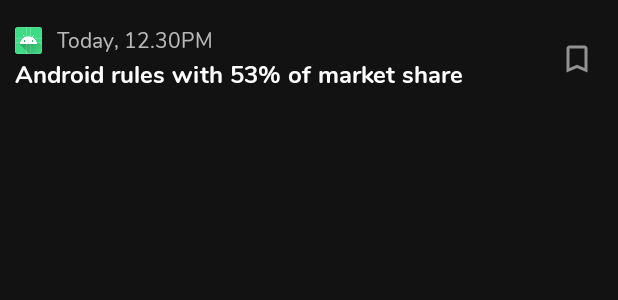
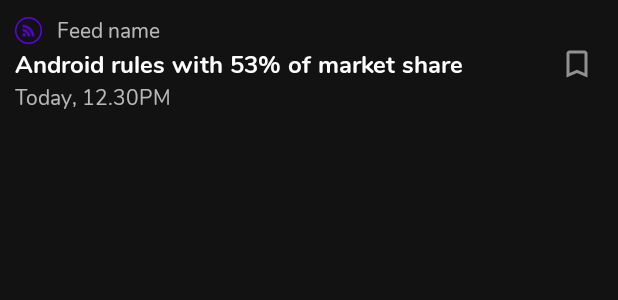
Before and after one commit to Susheelkaram/Reeder, an Android app: the layout item_article.xml on its own in the app's theme, with its tools: preview values and no code run, on a phone screen of 412 x 824 dp. Shown: the top 300 px of the screen. Run offline under Robolectric (Android 15) with nearby library versions, the phone set to English and light mode, and no system bars.

Commit message:
Displaying Feed name in Article list item + Added empty view for Article list in Home

```diff
--- a/app/src/main/java/com/susheelkaram/myread/adapter/FeedListAdapter.kt
+++ b/app/src/main/java/com/susheelkaram/myread/adapter/FeedListAdapter.kt
@@ -50,6 +50,7 @@
                 .load(feed.imageUrl)
                 .circleCrop()
                 .transition(DrawableTransitionOptions.withCrossFade())
+                .fallback(R.drawable.rss_feed_default_logo)
                 .into(holder.feedImage)
         }
     }
--- a/app/src/main/res/layout/item_article.xml
+++ b/app/src/main/res/layout/item_article.xml
@@ -14,21 +14,23 @@
         android:orientation="vertical">
 
         <LinearLayout
-            android:layout_width="wrap_content"
+            android:layout_width="match_parent"
             android:layout_height="wrap_content"
-            android:orientation="horizontal"
-            android:gravity="center_vertical">
+            android:gravity="center_vertical"
+            android:orientation="horizontal">
+
             <ImageView
                 android:id="@+id/img_FeedLogo"
                 android:layout_width="18sp"
                 android:layout_height="18dp"
-                android:src="@mipmap/ic_launcher"
-                android:layout_marginEnd="10dp"/>
+                android:layout_marginEnd="10dp"
+                android:src="@drawable/rss_feed_default_logo" />
+
             <TextView
-                android:id="@+id/txt_ArticleTimestamp"
-                android:text="Today, 12.30PM"
+                android:id="@+id/txt_FeedName"
                 android:layout_width="wrap_content"
-                android:layout_height="wrap_content"/>
+                android:layout_height="wrap_content"
+                android:text="Feed name" />
         </LinearLayout>
 
         <TextView
@@ -37,6 +39,11 @@
             android:layout_height="wrap_content"
             style="@style/articleTitleStyle"
             android:text="Android rules with 53% of market share" />
+        <TextView
+            android:id="@+id/txt_ArticleTimestamp"
+            android:text="Today, 12.30PM"
+            android:layout_width="wrap_content"
+            android:layout_height="wrap_content"/>
 
 <!--        <TextView-->
 <!--            android:id="@+id/txt_ArticleDescription"-->
```
Also changed, not shown: app/src/main/java/com/susheelkaram/myread/adapter/ArticleListAdapter.kt (+17 -5 lines), app/src/main/java/com/susheelkaram/myread/ui/fragments/HomeFragment.kt (+27 -1 lines), app/src/main/java/com/susheelkaram/myread/ui/viewmodel/HomeViewModel.kt (+9 -5 lines), app/src/main/res/layout/fragment_home.xml (+29 -2 lines).
